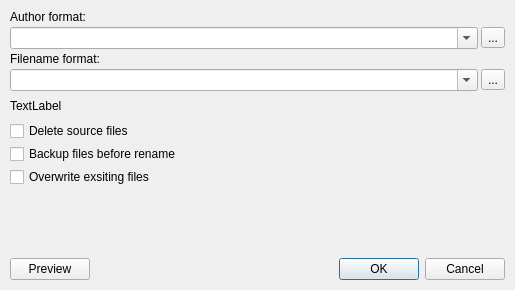
Qt form src/designer/renamedialog.ui (dnkorpushov/libro2) before a commit.
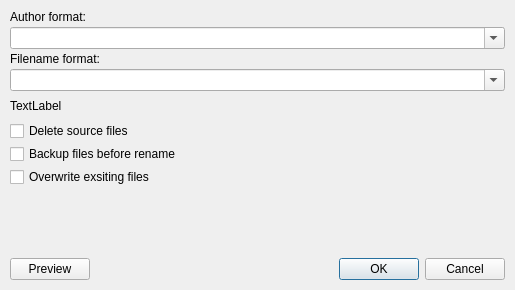
The same form after that commit. Icons and pictures are not drawn.

```diff
--- a/src/designer/renamedialog.ui
+++ b/src/designer/renamedialog.ui
@@ -48,11 +48,6 @@
       </widget>
      </item>
      <item>
-      <layout class="QHBoxLayout" name="horizontalLayout_2" stretch="1,0">
-       <property name="spacing">
-        <number>3</number>
-       </property>
-       <item>
         <widget class="QComboBox" name="textAuthorFormat">
          <property name="editable">
           <bool>true</bool>
@@ -60,25 +55,6 @@
         </widget>
        </item>
        <item>
-        <widget class="QToolButton" name="toolAuthor">
-         <property name="text">
-          <string>...</string>
-         </property>
-         <property name="icon">
-          <iconset resource="resources.qrc">
-           <normaloff>:/icons/right_14px.png</normaloff>:/icons/right_14px.png</iconset>
-         </property>
-         <property name="iconSize">
-          <size>
-           <width>18</width>
-           <height>18</height>
-          </size>
-         </property>
-        </widget>
-       </item>
-      </layout>
-     </item>
-     <item>
       <widget class="QLabel" name="label_3">
        <property name="text">
         <string>Filename format:</string>
@@ -86,35 +62,11 @@
       </widget>
      </item>
      <item>
-      <layout class="QHBoxLayout" name="horizontalLayout_3" stretch="1,0">
-       <property name="spacing">
-        <number>3</number>
-       </property>
-       <item>
         <widget class="QComboBox" name="textFilenameFormat">
          <property name="editable">
           <bool>true</bool>
          </property>
         </widget>
-       </item>
-       <item>
-        <widget class="QToolButton" name="toolFilename">
-         <property name="text">
-          <string>...</string>
-         </property>
-         <property name="icon">
-          <iconset resource="resources.qrc">
-           <normaloff>:/icons/right_14px.png</normaloff>:/icons/right_14px.png</iconset>
-         </property>
-         <property name="iconSize">
-          <size>
-           <width>18</width>
-           <height>18</height>
-          </size>
-         </property>
-        </widget>
-       </item>
-      </layout>
      </item>
      <item>
       <spacer name="verticalSpacer_2">
```
Lines whose indentation alone changed are shown as unchanged.
